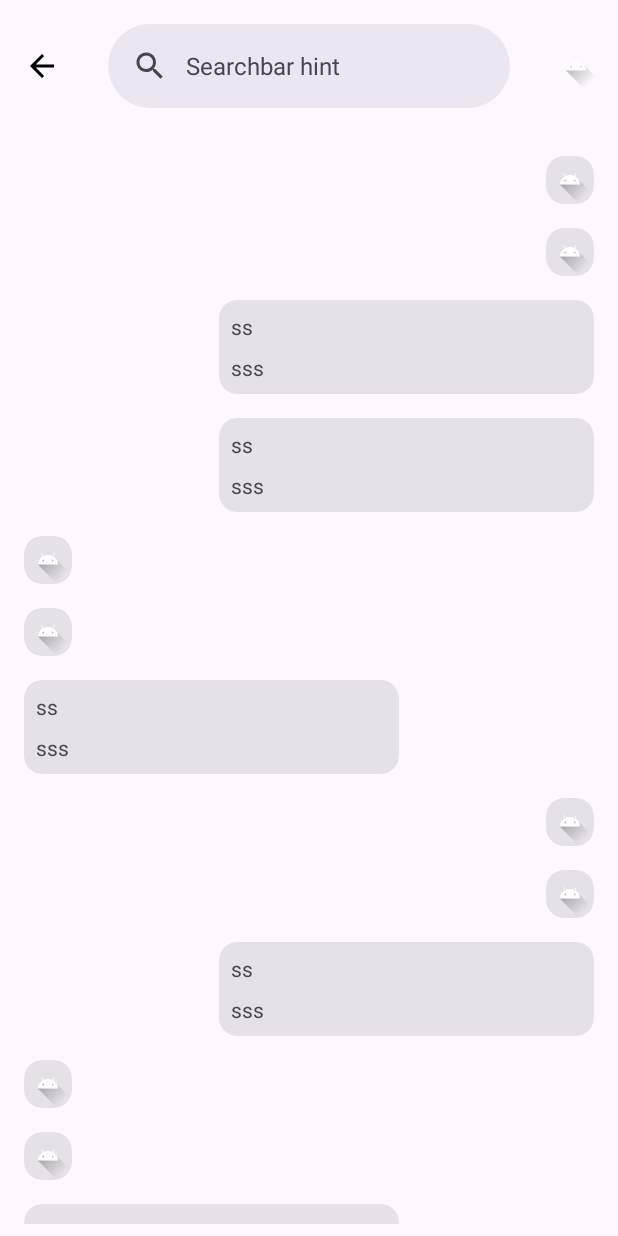
After one commit to awesome-pet-projects/00You, an Android app: the fragment MessagesFragment shown on its own in the app's theme, on a phone screen of 412 x 824 dp. The commit adds this screen. Run offline under Robolectric (Android 15) with nearby library versions, the phone set to English and light mode, and no system bars; 1 statement that could not run was skipped.

Commit message:
Messages adapter and user photos inserting

```diff
--- a/app/src/main/java/com/awesomepetprojects/seeyou/app/SeeYouApp.kt
+++ b/app/src/main/java/com/awesomepetprojects/seeyou/app/SeeYouApp.kt
@@ -2,6 +2,7 @@ package com.awesomepetprojects.seeyou.app
 
 import android.app.Application
 import com.awesomepetprojects.seeyou.data.di.networking.firebaseModule
+import com.awesomepetprojects.seeyou.data.di.ui.messagesModule
 import org.koin.android.ext.koin.androidContext
 import org.koin.android.ext.koin.androidLogger
 import org.koin.core.context.startKoin
@@ -14,10 +15,11 @@ class SeeYouApp : Application() {
         configureKoin(this)
     }
 
-    private fun configureKoin(seeYouApp: SeeYouApp) =
+    private fun configureKoin(seeYouApp: SeeYouApp) {
         startKoin {
             androidLogger(Level.DEBUG)
             androidContext(seeYouApp)
-            modules(firebaseModule)
+            modules(firebaseModule, messagesModule)
         }
+    }
 }
--- /dev/null
+++ b/app/src/main/java/com/awesomepetprojects/seeyou/data/models/message/Message.kt
@@ -0,0 +1,17 @@
+package com.awesomepetprojects.seeyou.data.models.message
+
+import android.net.Uri
+
+sealed class Message {
+
+    data class Content(
+        val id: Long,
+        val posterUid: String,
+        val message: String,
+        val createDate: String,
+    ) : Message()
+
+    data class UserPhoto(
+        val id: Long, val posterUid: String, val photoUri: Uri? = null
+    ) : Message()
+}
--- /dev/null
+++ b/app/src/main/java/com/awesomepetprojects/seeyou/data/models/message/MessageViewType.kt
@@ -0,0 +1,5 @@
+package com.awesomepetprojects.seeyou.data.models.message
+
+enum class MessageViewType {
+    CONTENT, USER_PHOTO
+}
--- /dev/null
+++ b/app/src/main/java/com/awesomepetprojects/seeyou/ui/home/messages/MessagesAdapter.kt
@@ -0,0 +1,115 @@
+package com.awesomepetprojects.seeyou.ui.home.messages
+
+import android.view.Gravity
+import android.view.LayoutInflater
+import android.view.ViewGroup
+import androidx.recyclerview.widget.DiffUtil
+import androidx.recyclerview.widget.ListAdapter
+import androidx.recyclerview.widget.RecyclerView
+import com.awesomepetprojects.seeyou.data.models.message.MessageViewType
+import com.awesomepetprojects.seeyou.data.models.message.Message
+import com.awesomepetprojects.seeyou.databinding.ItemMessageBinding
+import com.awesomepetprojects.seeyou.databinding.ItemMessagePhotoBinding
+
+class MessagesAdapter : ListAdapter<Message, RecyclerView.ViewHolder>(DIFF_CALLBACK) {
+
+    override fun onCreateViewHolder(parent: ViewGroup, viewType: Int): RecyclerView.ViewHolder =
+        when (viewType) {
+            MessageViewType.CONTENT.ordinal -> {
+                val binding =
+                    ItemMessageBinding.inflate(LayoutInflater.from(parent.context), parent, false)
+                ContentViewHolder(binding)
+            }
+
+            MessageViewType.USER_PHOTO.ordinal -> {
+                val binding = ItemMessagePhotoBinding.inflate(
+                    LayoutInflater.from(parent.context), parent, false
+                )
+                PhotoViewHolder(binding)
+            }
+
+            else -> throw IllegalArgumentException("Wrong view type")
+        }
+
+    override fun onBindViewHolder(holder: RecyclerView.ViewHolder, position: Int) {
+        when (val currentMessage = getItem(position)) {
+            is Message.Content -> (holder as ContentViewHolder).bind(currentMessage)
+            is Message.UserPhoto -> (holder as PhotoViewHolder).bind(currentMessage)
+        }
+    }
+
+    override fun getItemViewType(position: Int) = when (getItem(position)) {
+        is Message.Content -> MessageViewType.CONTENT.ordinal
+        is Message.UserPhoto -> MessageViewType.USER_PHOTO.ordinal
+        else -> throw IllegalArgumentException("Wrong view type")
+    }
+
+
+    inner class ContentViewHolder(private val binding: ItemMessageBinding) :
+        RecyclerView.ViewHolder(binding.root) {
+
+        fun bind(content: Message.Content) {
+            setGravity(content.posterUid)
+            setContent(content)
+        }
+
+        private fun setGravity(posterUid: String) {
+            binding.root.gravity = when (posterUid) {
+                "s" -> Gravity.END
+                else -> Gravity.START
+            }
+        }
+
+        private fun setContent(content: Message.Content) {
+            binding.apply {
+                textMessage.text = content.message
+                textCreateDate.text = content.createDate
+            }
+        }
+    }
+
+    inner class PhotoViewHolder(private val binding: ItemMessagePhotoBinding) :
+        RecyclerView.ViewHolder(binding.root) {
+
+        fun bind(photo: Message.UserPhoto) {
+            setGravity(photo.posterUid)
+        }
+
+        private fun setGravity(posterUid: String) {
+            binding.root.gravity = when (posterUid) {
+                "s" -> Gravity.END
+                else -> Gravity.START
+            }
+        }
+    }
+
+    companion object {
+        private val DIFF_CALLBACK = object : DiffUtil.ItemCallback<Message>() {
+            override fun areItemsTheSame(oldItem: Message, newItem: Message): Boolean {
+                if (oldItem::class != newItem::class) {
+                    return false
+                }
+                if (oldItem is Message.Content) {
+                    return oldItem.id == (newItem as Message.Content).id
+                }
+                if (oldItem is Message.UserPhoto) {
+                    return oldItem.id == (newItem as Message.UserPhoto).id
+                }
+                throw IllegalArgumentException("Wrong items")
+            }
+
+            override fun areContentsTheSame(oldItem: Message, newItem: Message): Boolean {
+                if (oldItem::class != newItem::class) {
+                    return false
+                }
+                if (oldItem is Message.Content) {
+                    return oldItem == newItem
+                }
+                if (oldItem is Message.UserPhoto) {
+                    return oldItem == newItem
+                }
+                throw IllegalArgumentException("Wrong items")
+            }
+        }
+    }
+}
--- /dev/null
+++ b/app/src/main/java/com/awesomepetprojects/seeyou/ui/home/messages/MessagesFragment.kt
@@ -0,0 +1,75 @@
+package com.awesomepetprojects.seeyou.ui.home.messages
+
+import android.os.Bundle
+import android.view.LayoutInflater
+import android.view.View
+import android.view.ViewGroup
+import androidx.fragment.app.Fragment
+import androidx.fragment.app.FragmentActivity
+import androidx.recyclerview.widget.LinearLayoutManager
+import com.awesomepetprojects.seeyou.databinding.FragmentMessagesBinding
+import org.koin.android.ext.android.inject
+
+class MessagesFragment : Fragment() {
+
+    private var _binding: FragmentMessagesBinding? = null
+    private val binding get() = _binding!!
+
+    private val viewModel by inject<MessagesViewModel>()
+
+    private val userId by lazy {
+        arguments?.getLong(USER_ID_PARAM_KEY, 0)
+    }
+
+    private lateinit var messagesAdapter: MessagesAdapter
+
+    override fun onCreateView(
+        inflater: LayoutInflater, container: ViewGroup?, savedInstanceState: Bundle?
+    ): View {
+        _binding = FragmentMessagesBinding.inflate(inflater, container, false)
+        return binding.root
+    }
+
+    override fun onViewCreated(view: View, savedInstanceState: Bundle?) {
+        super.onViewCreated(view, savedInstanceState)
+
+        setupRecyclers(requireActivity())
+        setContent()
+    }
+
+    private fun setContent() {
+        messagesAdapter.submitList(viewModel.getMessages())
+    }
+
+    private fun setupRecyclers(activity: FragmentActivity) {
+        initAdapters()
+
+        binding.apply {
+            recyclerMessages.apply {
+                adapter = messagesAdapter
+                layoutManager = LinearLayoutManager(activity)
+                setHasFixedSize(true)
+            }
+        }
+    }
+
+    private fun initAdapters() {
+        messagesAdapter = MessagesAdapter()
+    }
+
+    override fun onDestroy() {
+        super.onDestroy()
+        _binding = null
+    }
+
+    companion object {
+        private const val USER_ID_PARAM_KEY = "user_id"
+
+        @JvmStatic
+        fun newInstance(userId: Long) = MessagesFragment().apply {
+            arguments = Bundle().apply {
+                putLong(USER_ID_PARAM_KEY, userId)
+            }
+        }
+    }
+}
--- /dev/null
+++ b/app/src/main/java/com/awesomepetprojects/seeyou/ui/home/messages/MessagesViewModel.kt
@@ -0,0 +1,60 @@
+package com.awesomepetprojects.seeyou.ui.home.messages
+
+import androidx.lifecycle.ViewModel
+import com.awesomepetprojects.seeyou.data.models.message.Message
+
+class MessagesViewModel : ViewModel() {
+
+    private val messages = mutableListOf<Message>(
+        Message.Content(0, "s", "ss", "sss"),
+        Message.Content(1, "s", "ss", "sss"),
+        Message.Content(2, "q", "ss", "sss"),
+        Message.Content(3, "s", "ss", "sss"),
+        Message.Content(4, "q", "ss", "sss"),
+        Message.Content(5, "s", "ss", "sss"),
+        Message.Content(6, "s", "ss", "sss"),
+        Message.Content(7, "q", "ss", "sss"),
+        Message.Content(8, "s", "ss", "sss"),
+        Message.Content(9, "q", "ss", "sss"),
+    )
+
+    fun getMessages(): List<Message> {
+        val photosDetails = getPhotosDetails(messages)
+        return getMessagesWithInsertedPhotos(messages, photosDetails)
+    }
+
+    private fun getMessagesWithInsertedPhotos(
+        messages: MutableList<Message>, photosDetails: Map<Int, Message.UserPhoto>
+    ): MutableList<Message> {
+        val updatedMessages = messages
+
+        for ((index, messagePhoto) in photosDetails) {
+            updatedMessages.add(index, messagePhoto)
+        }
+
+        return updatedMessages
+    }
+
+    private fun getPhotosDetails(
+        messages: MutableList<Message>
+    ): Map<Int, Message.UserPhoto> {
+        val photosDetailsMap = mutableMapOf<Int, Message.UserPhoto>()
+        var tempUid: String? = null
+        var positionIncrement = 0
+
+        for ((index, message) in messages.withIndex()) {
+            if (message is Message.Content || tempUid.isNullOrEmpty()) {
+                if (tempUid != (message as Message.Content).posterUid) {
+                    tempUid = message.posterUid
+
+                    val messageUserPhoto = Message.UserPhoto(
+                        id = message.id, posterUid = tempUid
+                    )
+                    photosDetailsMap[index + positionIncrement++] = messageUserPhoto
+                }
+            }
+        }
+
+        return photosDetailsMap
+    }
+}
--- /dev/null
+++ b/app/src/main/res/drawable/ic_back.xml
@@ -0,0 +1,5 @@
+<vector android:autoMirrored="true" android:height="24dp"
+    android:tint="#000000" android:viewportHeight="24"
+    android:viewportWidth="24" android:width="24dp" xmlns:android="http://schemas.android.com/apk/res/android">
+    <path android:fillColor="@android:color/white" android:pathData="M20,11H7.83l5.59,-5.59L12,4l-8,8 8,8 1.41,-1.41L7.83,13H20v-2z"/>
+</vector>
--- /dev/null
+++ b/app/src/main/res/layout/fragment_messages.xml
@@ -0,0 +1,45 @@
+<?xml version="1.0" encoding="utf-8"?>
+<androidx.coordinatorlayout.widget.CoordinatorLayout xmlns:android="http://schemas.android.com/apk/res/android"
+    xmlns:app="http://schemas.android.com/apk/res-auto"
+    android:layout_width="match_parent"
+    android:layout_height="match_parent">
+
+    <androidx.recyclerview.widget.RecyclerView
+        android:id="@+id/recycler_messages"
+        android:layout_width="match_parent"
+        android:layout_marginBottom="8dp"
+        android:layout_marginTop="8dp"
+        android:layout_marginStart="16dp"
+        android:layout_marginEnd="16dp"
+        android:layout_height="match_parent"
+        app:layout_behavior="@string/appbar_scrolling_view_behavior" />
+
+    <com.google.android.material.appbar.AppBarLayout
+        android:layout_width="match_parent"
+        android:layout_height="wrap_content">
+
+        <com.google.android.material.appbar.MaterialToolbar
+            android:id="@+id/app_bar"
+            android:layout_width="match_parent"
+            android:layout_height="wrap_content"
+            android:gravity="center_vertical"
+            android:minHeight="?attr/actionBarSize"
+            app:buttonGravity="center_vertical"
+            app:menu="@menu/messages_app_bar_menu"
+            app:navigationIcon="@drawable/ic_back">
+
+            <com.google.android.material.search.SearchBar
+                android:id="@+id/search_bar"
+                android:layout_width="match_parent"
+                android:layout_height="wrap_content"
+                android:hint="@string/searchbar_hint" />
+        </com.google.android.material.appbar.MaterialToolbar>
+    </com.google.android.material.appbar.AppBarLayout>
+
+    <com.google.android.material.search.SearchView
+        android:layout_width="match_parent"
+        android:layout_height="match_parent"
+        android:hint="@string/searchbar_hint"
+        app:layout_anchor="@id/search_bar">
+    </com.google.android.material.search.SearchView>
+</androidx.coordinatorlayout.widget.CoordinatorLayout>
--- /dev/null
+++ b/app/src/main/res/layout/item_message.xml
@@ -0,0 +1,41 @@
+<?xml version="1.0" encoding="utf-8"?>
+<LinearLayout xmlns:android="http://schemas.android.com/apk/res/android"
+    xmlns:app="http://schemas.android.com/apk/res-auto"
+    xmlns:tools="http://schemas.android.com/tools"
+    android:layout_width="match_parent"
+    android:layout_height="wrap_content"
+    android:layout_marginTop="8dp"
+    android:layout_marginBottom="8dp">
+
+    <com.google.android.material.card.MaterialCardView
+        style="?attr/materialCardViewFilledStyle"
+        android:layout_width="250dp"
+        android:layout_height="wrap_content">
+
+        <androidx.constraintlayout.widget.ConstraintLayout
+            android:layout_width="match_parent"
+            android:layout_height="match_parent"
+            android:layout_margin="8dp">
+
+            <TextView
+                android:id="@+id/text_message"
+                android:layout_width="match_parent"
+                android:layout_height="wrap_content"
+                app:layout_constraintEnd_toEndOf="parent"
+                app:layout_constraintHorizontal_bias="0.0"
+                app:layout_constraintStart_toStartOf="parent"
+                app:layout_constraintTop_toTopOf="parent"
+                tools:text="TextViewTextViewTextViewTextViewTextViewTextViewTextViewTextViewTextViewTextViewTextViewTextViewTextViewTextViewTextViewTextViewTextViewTextViewTextViewTextViewTextView" />
+
+            <TextView
+                android:id="@+id/text_create_date"
+                android:layout_width="wrap_content"
+                android:layout_height="wrap_content"
+                android:layout_marginTop="8dp"
+                app:layout_constraintBottom_toBottomOf="parent"
+                app:layout_constraintStart_toStartOf="parent"
+                app:layout_constraintTop_toBottomOf="@+id/text_message"
+                tools:text="20 minutes ago" />
+        </androidx.constraintlayout.widget.ConstraintLayout>
+    </com.google.android.material.card.MaterialCardView>
+</LinearLayout>
--- /dev/null
+++ b/app/src/main/res/layout/item_message_photo.xml
@@ -0,0 +1,21 @@
+<?xml version="1.0" encoding="utf-8"?>
+<LinearLayout xmlns:android="http://schemas.android.com/apk/res/android"
+    xmlns:app="http://schemas.android.com/apk/res-auto"
+    android:layout_width="match_parent"
+    android:layout_height="wrap_content"
+    android:layout_marginTop="8dp"
+    android:layout_marginBottom="8dp">
+
+    <com.google.android.material.card.MaterialCardView
+        style="?attr/materialCardViewFilledStyle"
+        android:layout_width="32dp"
+        android:layout_height="32dp">
+
+        <ImageView
+            android:id="@+id/photo"
+            android:layout_width="wrap_content"
+            android:layout_height="wrap_content"
+            android:contentDescription="@string/message_photo_description"
+            app:srcCompat="@drawable/ic_launcher_foreground" />
+    </com.google.android.material.card.MaterialCardView>
+</LinearLayout>
--- /dev/null
+++ b/app/src/main/res/menu/messages_app_bar_menu.xml
@@ -0,0 +1,10 @@
+<?xml version="1.0" encoding="utf-8"?>
+<menu xmlns:android="http://schemas.android.com/apk/res/android"
+    xmlns:app="http://schemas.android.com/apk/res-auto">
+
+    <item
+        android:id="@+id/item_profile_photo"
+        android:icon="@drawable/ic_launcher_foreground"
+        android:title="@string/item_profile_photo_title"
+        app:showAsAction="ifRoom" />
+</menu>
--- a/app/src/main/res/values/strings.xml
+++ b/app/src/main/res/values/strings.xml
@@ -3,4 +3,7 @@
     <!-- TODO: Remove or change this placeholder text -->
     <string name="hello_blank_fragment">Hello blank fragment</string>
     <string name="sign_in_with_google_text">Sign in with Google</string>
+    <string name="item_profile_photo_title">Profile photo</string>
+    <string name="message_photo_description">Message photo</string>
+    <string name="searchbar_hint">Searchbar hint</string>
 </resources>
--- a/build.gradle.kts
+++ b/build.gradle.kts
@@ -1,6 +1,6 @@
 // Top-level build file where you can add configuration options common to all sub-projects/modules.
 plugins {
-    id("com.android.application") version "8.2.0" apply false
+    id("com.android.application") version "8.2.2" apply false
     id("org.jetbrains.kotlin.android") version "1.9.10" apply false
 
     id("com.google.gms.google-services") version "4.4.1" apply false
--- a/gradle.properties
+++ b/gradle.properties
@@ -21,3 +21,5 @@ kotlin.code.style=official
 # resources declared in the library itself and none from the library's dependencies,
 # thereby reducing the size of the R class for that library
 android.nonTransitiveRClass=true
+
+WEB_CLIENT_ID = "904041612038-fvgikncijsutu4eb8ci7b3u58eofa69o.apps.googleusercontent.com"
```
Also changed, not shown: app/src/main/java/com/awesomepetprojects/seeyou/data/di/ui/MessagesModule.kt (added, +11 -0 lines), app/src/main/java/com/awesomepetprojects/seeyou/ui/auth/AuthFragment.kt (+16 -24 lines), app/src/main/res/layout/fragment_home.xml (+19 -6 lines), 1 other file.
